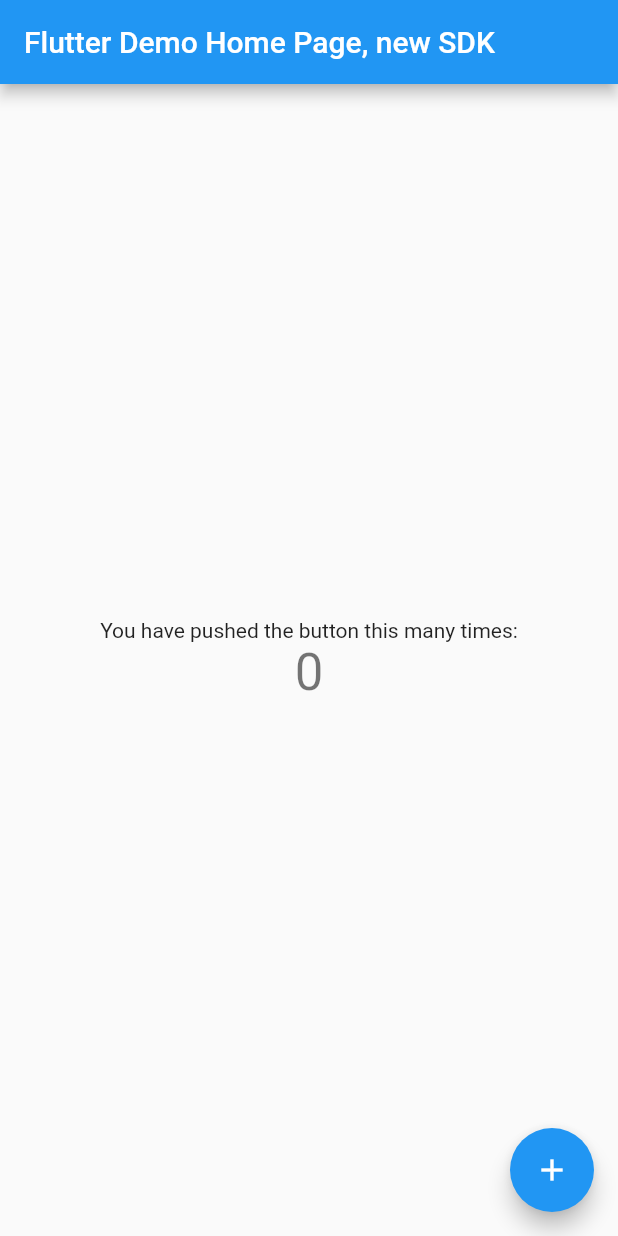
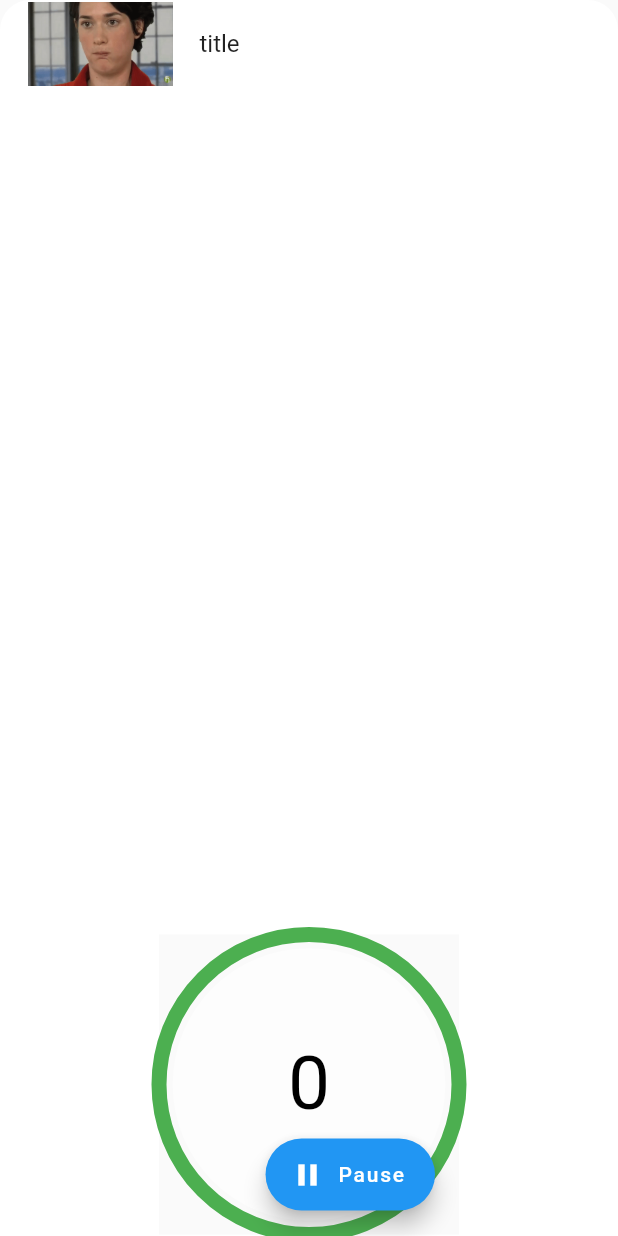
Before and after one commit to Akanksha1212/ICHack23, a Flutter app: the screen it shows after launch, on a phone screen of 412 x 824 dp. Run offline on Flutter 3.47's test engine with Material 2 defaults, Android fonts, the phone set to English and light mode, and no system bars; drawn by our look-alikes of circular_countdown_timer; our stand-ins replace rflutter_alert.

Commit message:
Added basic widgets

```diff
--- a/lib/main.dart
+++ b/lib/main.dart
@@ -1,4 +1,5 @@
 import 'package:flutter/material.dart';
+import 'package:terrafire/screeens/Games.dart';
 
 void main() {
   runApp(const MyApp());
@@ -24,92 +25,7 @@
         // is not restarted.
         primarySwatch: Colors.blue,
       ),
-      home: const MyHomePage(title: 'Flutter Demo Home Page, new SDK'),
+      home: Games(),
     );
   }
 }
-
-class MyHomePage extends StatefulWidget {
-  const MyHomePage({super.key, required this.title});
-
-  // This widget is the home page of your application. It is stateful, meaning
-  // that it has a State object (defined below) that contains fields that affect
-  // how it looks.
-
-  // This class is the configuration for the state. It holds the values (in this
-  // case the title) provided by the parent (in this case the App widget) and
-  // used by the build method of the State. Fields in a Widget subclass are
-  // always marked "final".
-
-  final String title;
-
-  @override
-  State<MyHomePage> createState() => _MyHomePageState();
-}
-
-class _MyHomePageState extends State<MyHomePage> {
-  int _counter = 0;
-
-  void _incrementCounter() {
-    setState(() {
-      // This call to setState tells the Flutter framework that something has
-      // changed in this State, which causes it to rerun the build method below
-      // so that the display can reflect the updated values. If we changed
-      // _counter without calling setState(), then the build method would not be
-      // called again, and so nothing would appear to happen.
-      _counter++;
-    });
-  }
-
-  @override
-  Widget build(BuildContext context) {
-    // This method is rerun every time setState is called, for instance as done
-    // by the _incrementCounter method above.
-    //
-    // The Flutter framework has been optimized to make rerunning build methods
-    // fast, so that you can just rebuild anything that needs updating rather
-    // than having to individually change instances of widgets.
-    return Scaffold(
-      appBar: AppBar(
-        // Here we take the value from the MyHomePage object that was created by
-        // the App.build method, and use it to set our appbar title.
-        title: Text(widget.title),
-      ),
-      body: Center(
-        // Center is a layout widget. It takes a single child and positions it
-        // in the middle of the parent.
-        child: Column(
-          // Column is also a layout widget. It takes a list of children and
-          // arranges them vertically. By default, it sizes itself to fit its
-          // children horizontally, and tries to be as tall as its parent.
-          //
-          // Invoke "debug painting" (press "p" in the console, choose the
-          // "Toggle Debug Paint" action from the Flutter Inspector in Android
-          // Studio, or the "Toggle Debug Paint" command in Visual Studio Code)
-          // to see the wireframe for each widget.
-          //
-          // Column has various properties to control how it sizes itself and
-          // how it positions its children. Here we use mainAxisAlignment to
-          // center the children vertically; the main axis here is the vertical
-          // axis because Columns are vertical (the cross axis would be
-          // horizontal).
-          mainAxisAlignment: MainAxisAlignment.center,
-          children: <Widget>[
-            const Text(
-              'You have pushed the button this many times:',
-            ),
-            Text(
-              '$_counter',
-              style: Theme.of(context).textTheme.headline4,
-            ),
-          ],
-        ),
-      ),
-      floatingActionButton: FloatingActionButton(
-        onPressed: _incrementCounter,
-        tooltip: 'Increment',
-        child: const Icon(Icons.add),
-      ), // This trailing comma makes auto-formatting nicer for build methods.
-    );
-  }
-}
--- /dev/null
+++ b/lib/screeens/Countdown.dart
@@ -0,0 +1,65 @@
+import 'package:circular_countdown_timer/circular_countdown_timer.dart';
+import 'package:flutter/material.dart';
+import 'package:rflutter_alert/rflutter_alert.dart';
+
+class Countdown extends StatefulWidget {
+  @override
+  _CountdownState createState() => _CountdownState();
+}
+
+class _CountdownState extends State<Countdown> {
+  CountDownController _controller = CountDownController();
+  bool _isPause = false;
+
+  @override
+  Widget build(BuildContext context) {
+    return Scaffold(
+      body: Center(
+        child: CircularCountDownTimer(
+          width: MediaQuery.of(context).size.width / 2,
+          height: MediaQuery.of(context).size.height / 2,
+          duration: 14,
+          fillColor: Colors.amber,
+          controller: _controller,
+          backgroundColor: Colors.white54,
+          strokeWidth: 10.0,
+          strokeCap: StrokeCap.round,
+          isTimerTextShown: true,
+          isReverse: false,
+          onComplete: () {
+            Alert(
+                    context: context,
+                    title: 'Done',
+                    style: AlertStyle(
+                      isCloseButton: true,
+                      isButtonVisible: false,
+                      titleStyle: TextStyle(
+                        color: Colors.white,
+                        fontSize: 30.0,
+                      ),
+                    ),
+                    type: AlertType.success)
+                .show();
+          },
+          textStyle: TextStyle(fontSize: 50.0, color: Colors.black),
+          ringColor: Colors.green,
+        ),
+      ),
+      floatingActionButton: FloatingActionButton.extended(
+        onPressed: () {
+          setState(() {
+            if (_isPause) {
+              _isPause = false;
+              _controller.resume();
+            } else {
+              _isPause = true;
+              _controller.pause();
+            }
+          });
+        },
+        icon: Icon(_isPause ? Icons.play_arrow : Icons.pause),
+        label: Text(_isPause ? 'Resume' : 'Pause'),
+      ),
+    );
+  }
+}
--- /dev/null
+++ b/lib/screeens/Games.dart
@@ -0,0 +1,88 @@
+import 'package:flutter/material.dart';
+
+import 'Countdown.dart';
+
+class Games extends StatefulWidget {
+  const Games({super.key});
+
+  @override
+  State<Games> createState() => _GamesState();
+}
+
+class ImageList {
+  late final String title;
+  late final Image image;
+
+  ImageList({
+    required this.title,
+    required this.image,
+  });
+}
+
+final List<ImageList> listofimages = [
+  ImageList(title: "title", image: Image.asset("assets/images/excercise1.gif")),
+  ImageList(
+      title: "title1", image: Image.asset("assets/images/excercise2.gif")),
+  ImageList(
+      title: "title2", image: Image.asset("assets/images/excercise1.gif")),
+  ImageList(
+      title: "title3", image: Image.asset("assets/images/excercise2.gif")),
+  ImageList(
+      title: "title4", image: Image.asset("assets/images/excercise2.gif")),
+];
+var index = 0;
+
+class _GamesState extends State<Games> {
+  @override
+  Widget build(BuildContext context) {
+    return Scaffold(
+      body: SafeArea(
+        child: Column(
+          children: [
+            Expanded(
+              child: Container(
+                width: MediaQuery.of(context).size.width,
+                decoration: BoxDecoration(
+                  border: Border.all(
+                    color: Colors.white,
+                  ),
+                  color: Colors.white,
+                  borderRadius: const BorderRadius.only(
+                    topLeft: const Radius.circular(20),
+                    topRight: const Radius.circular(20),
+                  ),
+                ),
+                child: Column(
+                  crossAxisAlignment: CrossAxisAlignment.center,
+                  children: [
+                    Expanded(
+                      child: ListTile(
+                        leading: SizedBox(
+                          child: listofimages[index].image,
+                          height: 100,
+                          width: 100,
+                        ),
+                        title: Text(listofimages[index].title),
+                        onTap: () {
+                          setState(() {
+                            if (index <= 4) index++;
+                            if (index > 4) index = 0;
+                          });
+                        },
+                      ),
+                    ),
+                    SizedBox(
+                      child: Countdown(),
+                      height: 200,
+                      width: 200,
+                    ),
+                  ],
+                ),
+              ),
+            ),
+          ],
+        ),
+      ),
+    );
+  }
+}
--- a/pubspec.yaml
+++ b/pubspec.yaml
@@ -36,6 +36,8 @@
   # The following adds the Cupertino Icons font to your application.
   # Use with the CupertinoIcons class for iOS style icons.
   cupertino_icons: ^1.0.2
+  circular_countdown_timer: ^0.2.3
+  rflutter_alert: ^2.0.4
 
 dev_dependencies:
   flutter_test:
@@ -60,8 +62,8 @@
   uses-material-design: true
 
   # To add assets to your application, add an assets section, like this:
-  # assets:
-  #   - images/a_dot_burr.jpeg
+  assets:
+    - assets/images/
   #   - images/a_dot_ham.jpeg
 
   # An image asset can refer to one or more resolution-specific "variants", see
```
Also changed, not shown: assets/images/excercise1.gif (added), assets/images/excercise2.gif (added), pubspec.lock.
